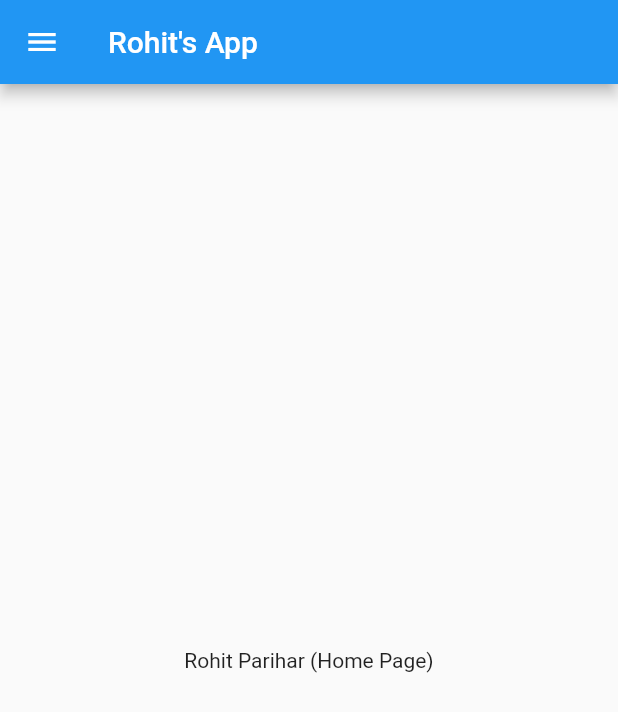
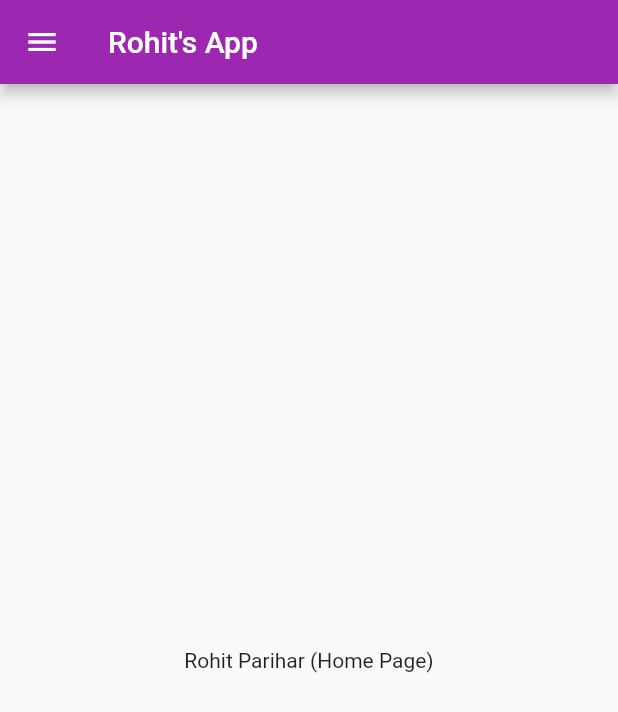
Before and after one commit to beingrohit-exe/Flutter-Basics, a Flutter app: the screen it shows after launch, on a phone screen of 412 x 824 dp. Shown: the top 712 px of the screen. Run offline on Flutter 3.47's test engine with Material 2 defaults, Android fonts, the phone set to English and light mode, and no system bars.

```diff
--- a/lib/home_page.dart
+++ b/lib/Pages/home_page.dart
@@ -1,3 +1,4 @@
+
 import 'package:flutter/material.dart';
 
 class HomePage extends StatelessWidget {
--- a/lib/main.dart
+++ b/lib/main.dart
@@ -1,5 +1,6 @@
 import 'package:flutter/material.dart';
-import 'package:tutorial/home_page.dart';
+import 'package:tutorial/Pages/home_page.dart';
+import 'package:tutorial/Pages/login_page.dart';
 
 void main() {
   runApp(MyApp());
@@ -11,7 +12,24 @@ class MyApp extends StatelessWidget {
   @override
   Widget build(BuildContext context) {
     return MaterialApp(
-        home: HomePage()
-      );
+      //home: HomePage(),
+
+      // Only theme mode not works because we have to give properties of it
+      themeMode: ThemeMode.light,
+
+      //properties for light theme
+      theme: ThemeData(
+          //primary swatch is auto assigning colors based on color given
+          //like if we give red color then it will give auto colors to all the properties
+          primarySwatch: Colors.purple),
+
+      //properties for dark theme
+      darkTheme: ThemeData(brightness: Brightness.dark),
+      initialRoute: "/home",
+      routes: {
+        "/": (context) => LoginPage(),
+        "/home": (context) => HomePage(),
+      },
+    );
   }
 }
```
Also changed, not shown: lib/Pages/login_page.dart (added, +13 -0 lines).
